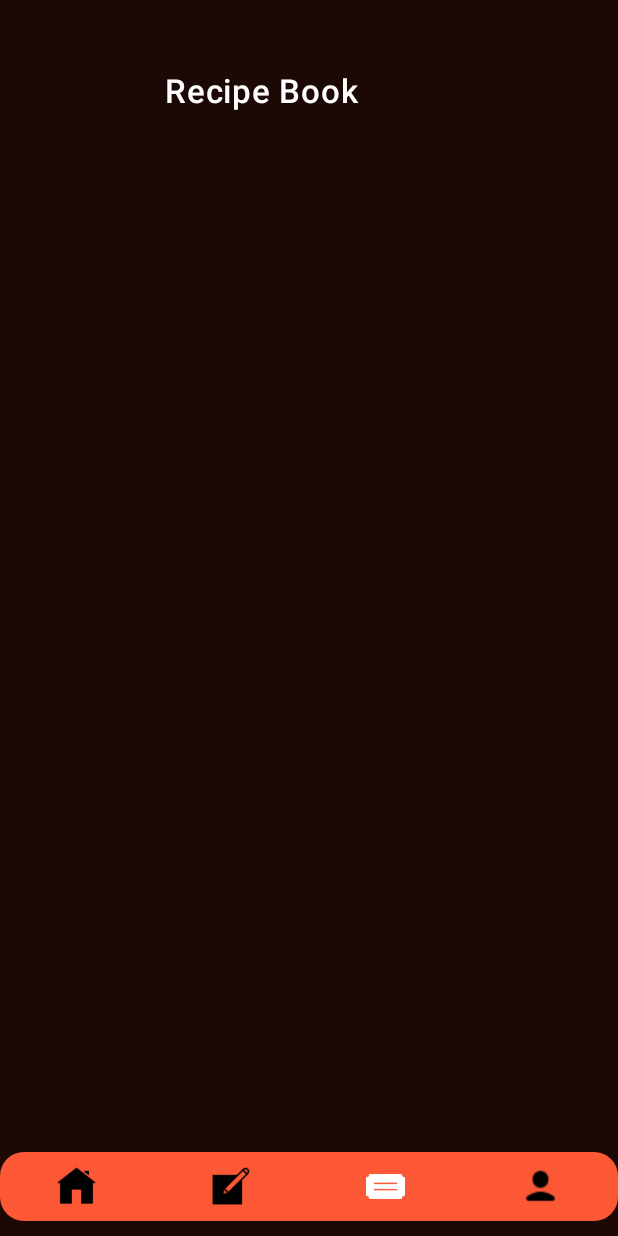
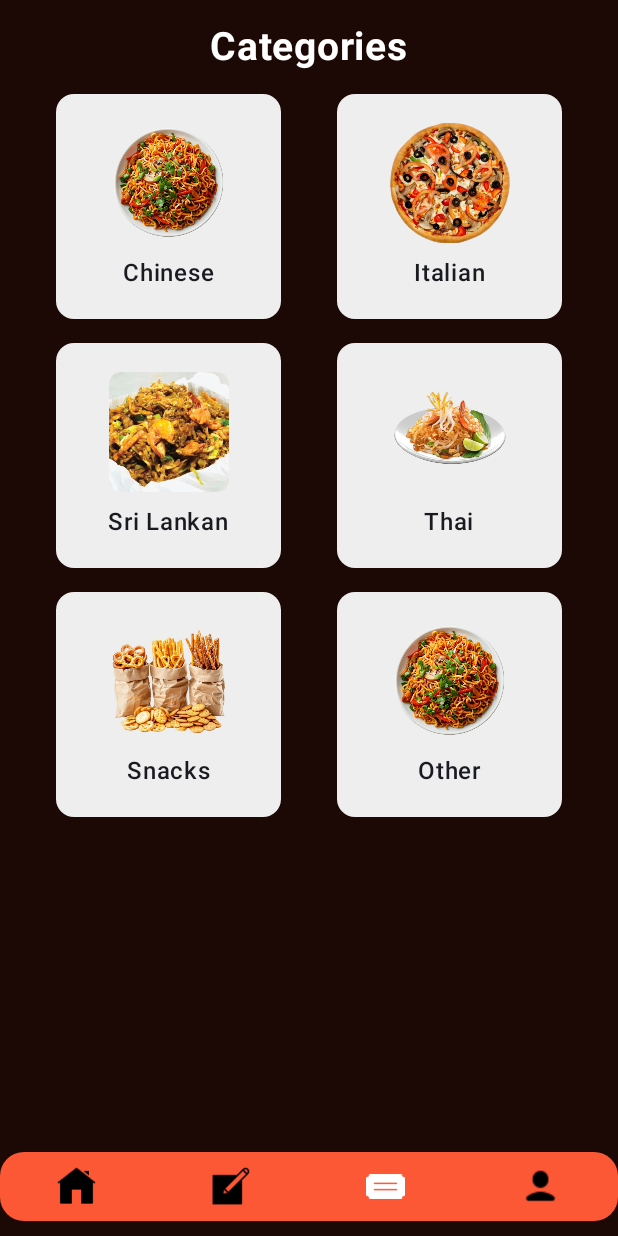
Before and after one commit to ThusithDev/Recipe-Book, an Android app built with Jetpack Compose: the HomeScreen screen opened through its navigation route, item 3 of the bottom bar chosen, on a phone screen of 412 x 824 dp. Run offline under Robolectric (Android 15) with nearby library versions, the phone set to English and light mode, and no system bars; our stand-ins replace Room's generated code, constraintlayout-compose; pictures from the network do not load.

Commit message:
create recipes and categorize

```diff
--- /dev/null
+++ b/app/src/main/java/com/thusith/recipebook/CategoryScreen.kt
@@ -0,0 +1,138 @@
+package com.thusith.recipebook
+
+import androidx.compose.foundation.Image
+import androidx.compose.foundation.background
+import androidx.compose.foundation.clickable
+import androidx.compose.ui.graphics.Color
+import androidx.compose.foundation.layout.Arrangement
+import androidx.compose.foundation.layout.Column
+import androidx.compose.foundation.layout.Row
+import androidx.compose.foundation.layout.size
+import androidx.compose.foundation.layout.Spacer
+import androidx.compose.foundation.layout.fillMaxSize
+import androidx.compose.foundation.layout.fillMaxWidth
+import androidx.compose.foundation.layout.height
+import androidx.compose.foundation.layout.padding
+import androidx.compose.foundation.rememberScrollState
+import androidx.compose.foundation.shape.RoundedCornerShape
+import androidx.compose.foundation.verticalScroll
+import androidx.compose.material3.Scaffold
+import androidx.compose.material3.Text
+import androidx.compose.runtime.Composable
+import androidx.compose.runtime.getValue
+import androidx.compose.runtime.mutableIntStateOf
+import androidx.compose.runtime.saveable.rememberSaveable
+import androidx.compose.runtime.setValue
+import androidx.compose.ui.Alignment
+import androidx.compose.ui.Modifier
+import androidx.compose.ui.draw.clip
+import androidx.compose.ui.layout.ContentScale
+import androidx.compose.ui.res.painterResource
+import androidx.compose.ui.text.font.FontWeight
+import androidx.compose.ui.unit.dp
+import androidx.compose.ui.unit.sp
+import androidx.navigation.NavHostController
+
+@Composable
+fun CategoryScreen(navController: NavHostController) {
+    val categories = listOf(
+        CategoryItem("Chinese", R.drawable.chinese_foods),
+        CategoryItem("Italian", R.drawable.italian_foods),
+        CategoryItem("Sri Lankan", R.drawable.sri_lankan_food),
+        CategoryItem("Thai", R.drawable.thai_foods),
+        CategoryItem("Snacks", R.drawable.snacks),
+        CategoryItem("Other", R.drawable.chinese_foods)
+    )
+
+    val items = listOf(
+        BottomNavigationItem("HomeScreen", R.drawable.home_icon, R.drawable.home_icon, false),
+        BottomNavigationItem("Create", R.drawable.create_icon, R.drawable.create_icon, false),
+        BottomNavigationItem("Categories", R.drawable.category_icon, R.drawable.category_icon, false),
+        BottomNavigationItem("Profile", R.drawable.profile_icon, R.drawable.profile_icon, false)
+    )
+
+    var selectedItemIndex by rememberSaveable { mutableIntStateOf(2) }
+
+    Scaffold(
+        bottomBar = {
+            BottomNavigationBar(
+                items = items,
+                selectedIndex = selectedItemIndex,
+                onItemSelected = { index ->
+                    selectedItemIndex = index
+                    navController.navigate(items[index].title)
+                },
+                height = 46.dp
+            )
+        }
+    ) { innerPadding ->
+
+        Column(
+            modifier = Modifier
+                .padding(innerPadding)
+                .fillMaxSize()
+                .verticalScroll(rememberScrollState())
+                .background(color = Color(0xFF1C0905)),
+            horizontalAlignment = Alignment.CenterHorizontally
+        ) {
+            Text(
+                text = "Categories",
+                color = Color.White,
+                fontSize = 26.sp,
+                fontWeight = FontWeight.Bold,
+                modifier = Modifier.padding(top = 16.dp, bottom = 16.dp)
+            )
+
+            // Arrange items in 3 rows of 2 columns
+            for (i in categories.indices step 2) {
+                Row(
+                    modifier = Modifier.fillMaxWidth(),
+                    horizontalArrangement = Arrangement.SpaceEvenly
+                ) {
+                    CategoryBox(category = categories[i], navController = navController)
+                    if (i + 1 < categories.size) {
+                        CategoryBox(category = categories[i + 1], navController = navController)
+                    }
+                }
+                Spacer(modifier = Modifier.height(16.dp))
+            }
+        }
+    }
+
+}
+
+@Composable
+fun CategoryBox(category: CategoryItem, navController: NavHostController) {
+    Column(
+        modifier = Modifier
+            .size(150.dp)
+            .clip(RoundedCornerShape(12.dp))
+            .background(Color(0xFFEEEEEE))
+            .clickable {
+                // Handle navigation to category-specific screen
+                navController.navigate("CategoryRecipes/${category.name}")
+            },
+        horizontalAlignment = Alignment.CenterHorizontally,
+        verticalArrangement = Arrangement.Center
+    ) {
+        Image(
+            painter = painterResource(id = category.imageRes),
+            contentDescription = category.name,
+            modifier = Modifier
+                .size(80.dp)
+                .clip(RoundedCornerShape(8.dp)),
+            contentScale = ContentScale.Crop
+        )
+        Spacer(modifier = Modifier.height(8.dp))
+        Text(
+            text = category.name,
+            fontSize = 16.sp,
+            fontWeight = FontWeight.SemiBold
+        )
+    }
+}
+
+data class CategoryItem(
+    val name: String,
+    val imageRes: Int
+)
--- a/app/src/main/java/com/thusith/recipebook/HomeScreen.kt
+++ b/app/src/main/java/com/thusith/recipebook/HomeScreen.kt
@@ -153,7 +153,7 @@ fun BottomNavigationBar(
             .background(Color(0xFF1C0905))
             .padding(bottom = 10.dp)
             .height(height)
-            .clip(RoundedCornerShape(16.dp)), // Set desired corner radius
+            .clip(RoundedCornerShape(16.dp)),
         color = backgroundColor
     ) {
         Row(
--- a/app/src/main/java/com/thusith/recipebook/LoginScreen.kt
+++ b/app/src/main/java/com/thusith/recipebook/LoginScreen.kt
@@ -124,7 +124,6 @@ fun LoginScreen(navController: NavHostController, userDao: UserDao) {
         ) {
             TextButton(
                 onClick = {
-                    // Your navigation logic
                     navController.popBackStack()
                     navController.navigate("RegisterScreen")
                 },
@@ -155,7 +154,7 @@ fun LoginScreen(navController: NavHostController, userDao: UserDao) {
 
                 when (result) {
                     is Resource.Success<*> -> {
-                        // Save token or user data if needed
+                        // Save user data if needed
                         navController.navigate("HomeScreen") {
                             popUpTo("LoginScreen") { inclusive = true }
                         }
--- a/app/src/main/java/com/thusith/recipebook/MainActivity.kt
+++ b/app/src/main/java/com/thusith/recipebook/MainActivity.kt
@@ -73,11 +73,20 @@ class MainActivity : ComponentActivity() {
                                 RecipeDetailScreen(recipe = it, navController = navController)
                             }
                         }
+                        composable("Create") {
+                            CreateRecipeScreen(navController = navController)
+                        }
+                        composable("Categories") {
+                            CategoryScreen(navController = navController)
+                        }
+                        composable("CategoryRecipes/{category}") { backStackEntry ->
+                            val category = backStackEntry.arguments?.getString("category") ?: "Unknown"
+                            CategoryRecipesScreen(category = category, navController = navController)
+                        }
 
                     }
                 }
             }
         }
     }
-
 }
--- a/app/src/main/java/com/thusith/recipebook/model/Recipe.kt
+++ b/app/src/main/java/com/thusith/recipebook/model/Recipe.kt
@@ -1,7 +1,7 @@
 package com.thusith.recipebook.model
 
 data class Recipe(
-    val id: String,
+    val id: String? = null,
     val title: String,
     val ingredients: String,
     val instructions: String,
```
Also changed, not shown: app/src/main/java/com/thusith/recipebook/CategoryRecipesScreen.kt (added, +60 -0 lines), app/src/main/java/com/thusith/recipebook/CreateRecipeScreen.kt (added, +111 -0 lines), app/src/main/java/com/thusith/recipebook/viewModel/RecipeViewModel.kt (+13 -0 lines), app/src/main/res/drawable/chinese_foods.png (added), app/src/main/res/drawable/italian_foods.png (added), app/src/main/res/drawable/snacks.png (added), app/src/main/res/drawable/sri_lankan_food.png (added), app/src/main/res/drawable/thai_foods.png (added).
